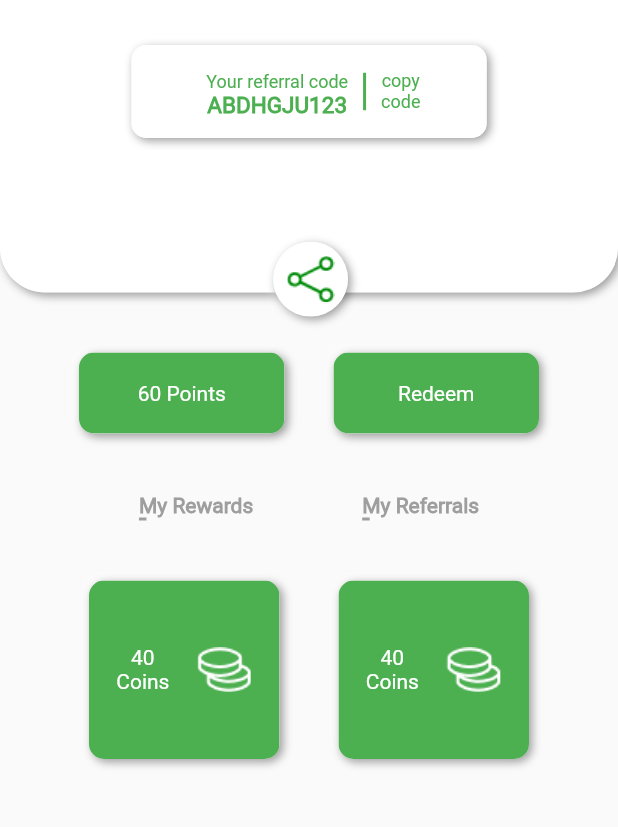
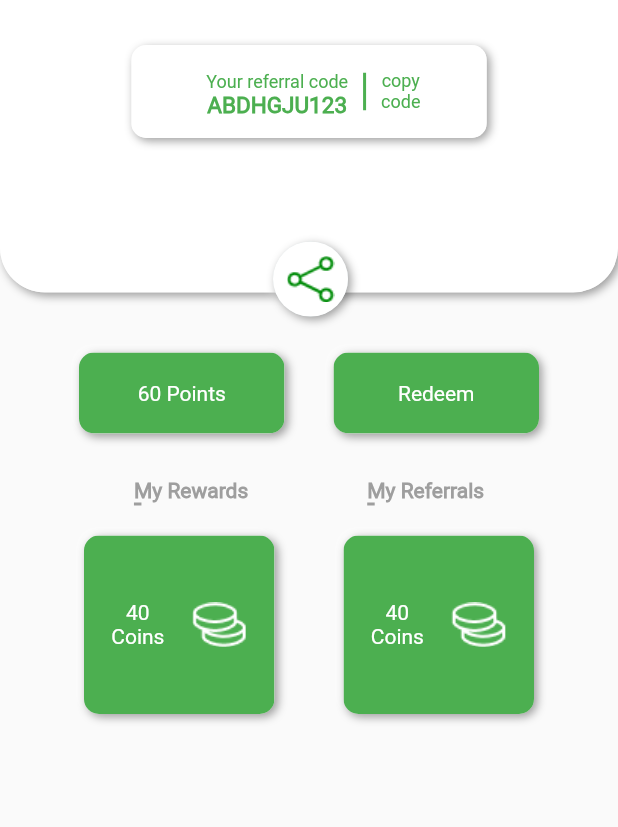
Before and after one commit to growlah/grow_local_eat_local, a Flutter app: the ReferAndEarn screen opened directly, on a phone screen of 412 x 824 dp, the part 297-1124 px from its top. Run offline on Flutter 3.47's test engine with Material 2 defaults, Android fonts, the light colour scheme and no system bars; drawn by our look-alikes of flutter_neumorphic; our stand-ins replace camera, chewie, firebase_auth, fluttertoast, video_player; missing offline and left inert: arcore_flutter_plugin; accounts and stored records are empty.

Commit message:
padding removed

```diff
--- a/lib/view/refer_earn.dart
+++ b/lib/view/refer_earn.dart
@@ -88,7 +88,7 @@ class _ReferAndEarnState extends State<ReferAndEarn> {
               ),
             ),
             Padding(
-              padding: const EdgeInsets.all(20.0),
+              padding: const EdgeInsets.all(10.0),
               child: Row(
                 mainAxisAlignment: MainAxisAlignment.spaceEvenly,
                 children: <Widget>[
@@ -135,7 +135,7 @@ class _ReferAndEarnState extends State<ReferAndEarn> {
               ),
             ),
             Padding(
-              padding: const EdgeInsets.all(20.0),
+              padding: const EdgeInsets.all(10.0),
               child: Row(
                 mainAxisAlignment: MainAxisAlignment.spaceEvenly,
                 children: <Widget>[
```
